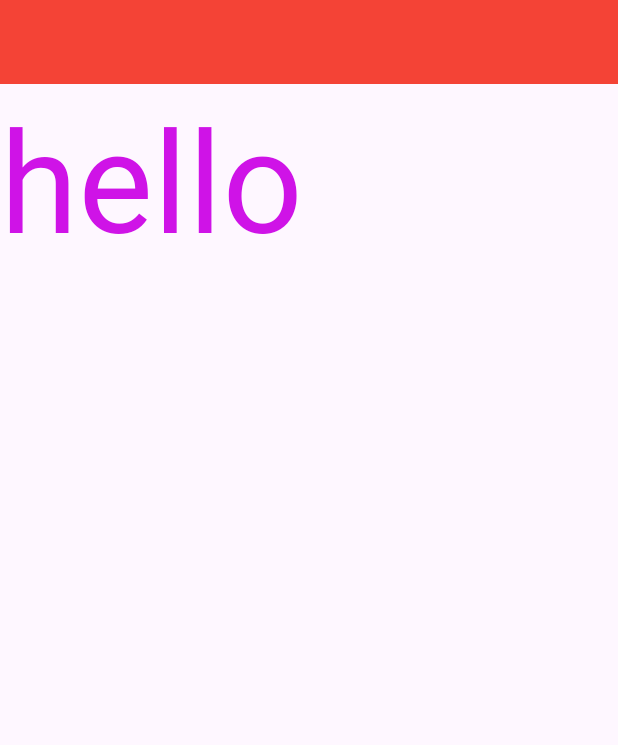
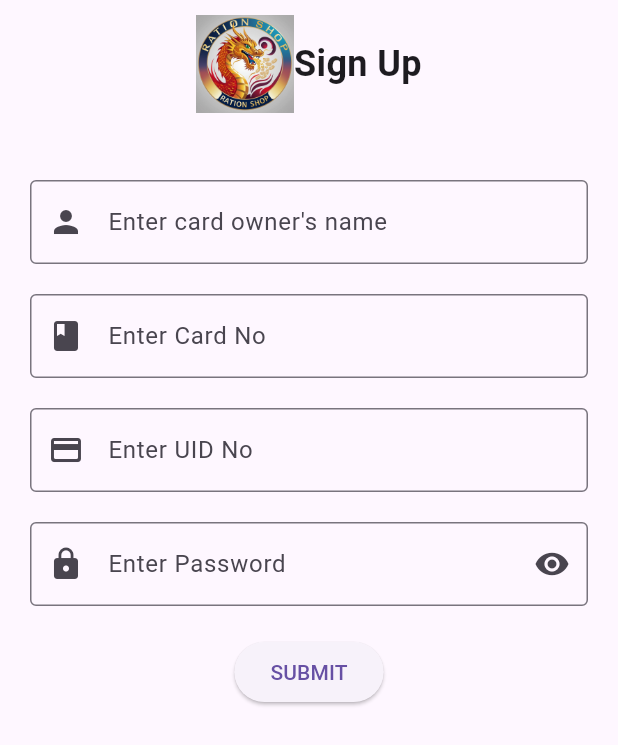
Before and after one commit to Projectmgc/erationshop, a Flutter app: the screen it shows after launch, on a phone screen of 412 x 824 dp. Shown: the top 745 px of the screen. Run offline on Flutter 3.47's test engine with Material 3 defaults, Android fonts, the phone set to English and light mode, and no system bars.

Commit message:
signup page

```diff
--- a/lib/main.dart
+++ b/lib/main.dart
@@ -1,6 +1,7 @@
 import 'package:erationshop/user/screens/login_screen.dart';
+import 'package:erationshop/user/screens/signup_screen.dart';
 import 'package:flutter/material.dart';
 
 void main() {
-  runApp(MaterialApp(home: Login_Screen()),);
+  runApp(MaterialApp(home: Signup_Screen()),);
 }
--- /dev/null
+++ b/lib/user/screens/signup_screen.dart
@@ -0,0 +1,255 @@
+// import 'package:flutter/material.dart';
+
+// class Signup_Screen extends StatefulWidget {
+//   const Signup_Screen({super.key});
+
+//   @override
+//   State<Signup_Screen> createState() => _Signup_ScreenState();
+// }
+
+// class _Signup_ScreenState extends State<Signup_Screen> {
+//   TextEditingController name_controller = TextEditingController();
+//   TextEditingController card_controller = TextEditingController();
+//   TextEditingController uid_controller = TextEditingController();
+//   TextEditingController password_controller = TextEditingController();
+//   bool passwordVisible = true;
+//   void registration()
+//   {
+
+//   }
+
+//   @override
+//   Widget build(BuildContext context) {
+//     return Scaffold(
+
+//         body: Padding(
+//           padding: const EdgeInsets.symmetric(vertical: 10, horizontal: 20),
+//           child: Column(
+//             children: [
+//               Row(
+//                 mainAxisAlignment: MainAxisAlignment.center,
+//                 children: [
+//                   Image.asset(
+//                     'asset/logo.jpg',
+//                     width: 65,
+//                     height: 65,
+//                   ),
+//                   Text('dfghj')
+//                 ],
+//               ),
+//               SizedBox(
+//                 height: 45,
+//               ),
+//               TextField(
+//                 controller: name_controller,
+//                 decoration: InputDecoration(
+//                   hintText: "Enter card owner's name",
+//                   prefixIcon: Icon(Icons.person),
+//                   border: OutlineInputBorder(),
+//                 ),
+//               ),
+//               SizedBox(
+//                 height: 20,
+//               ),
+//               TextField(
+//                 controller: card_controller,
+//                 decoration: InputDecoration(
+//                   border: OutlineInputBorder(),
+//                   hintText: 'Enter Card No',
+//                   prefixIcon: Icon(Icons.book),
+//                 ),
+//               ),
+//               SizedBox(
+//                 height: 20,
+//               ),
+//               TextField(
+//                   controller: uid_controller,
+//                   decoration: InputDecoration(
+//                     border: OutlineInputBorder(),
+//                     hintText: 'Enter UID No',
+//                     prefixIcon: Icon(Icons.credit_card_rounded),
+//                   )),
+//               SizedBox(
+//                 height: 20,
+//               ),
+//               TextField(
+//                 controller: password_controller,
+//                 obscureText: passwordVisible,
+//                 decoration: InputDecoration(
+//                     border: OutlineInputBorder(),
+//                     hintText: 'Enter Password ',
+//                     suffixIcon: IconButton(
+//                         onPressed: () {
+//                           passwordVisible = !passwordVisible;
+//                           setState(() {});
+//                         },
+//                         icon: Icon(passwordVisible
+//                             ? Icons.visibility
+//                             : Icons.visibility_off))),
+//               ),
+//               ElevatedButton(
+//                   onPressed: () {
+//                     print(name_controller.text);
+//                     print(card_controller.text);
+//                     print(uid_controller.text);
+//                     print(password_controller.text);
+//                     registration();
+//                   },
+//                   child: Text('SUBMIT'))
+//             ],
+//           ),
+//         ));
+//   }
+// }
+
+
+
+import 'package:erationshop/user/screens/login_screen.dart';
+import 'package:flutter/material.dart';
+import 'package:flutter/services.dart';
+
+class Signup_Screen extends StatefulWidget {
+  const Signup_Screen({super.key});
+
+  @override
+  State<Signup_Screen> createState() => _Signup_ScreenState();
+}
+
+class _Signup_ScreenState extends State<Signup_Screen> {
+  final _formKey = GlobalKey<FormState>();
+  TextEditingController name_controller = TextEditingController();
+  TextEditingController card_controller = TextEditingController();
+  TextEditingController uid_controller = TextEditingController();
+  TextEditingController password_controller = TextEditingController();
+  bool passwordVisible = true;
+
+  void registration() {
+    if (_formKey.currentState!.validate()) {
+      // If the form is valid, perform registration actions here
+      Navigator.push(context, MaterialPageRoute(builder: (context) {
+        return Login_Screen();
+      },));
+      print("Name: ${name_controller.text}");
+      print("Card No: ${card_controller.text}");
+      print("UID No: ${uid_controller.text}");
+      print("Password: ${password_controller.text}");
+
+    }
+  }
+
+  @override
+  Widget build(BuildContext context) {
+    return Scaffold(
+      body: Padding(
+        padding: const EdgeInsets.symmetric(vertical: 10, horizontal: 20),
+        child: Form(
+          key: _formKey,
+          child: Column(
+            children: [
+              Row(
+                mainAxisAlignment: MainAxisAlignment.center,
+                children: [
+                  Image.asset(
+                    'asset/logo.jpg',
+                    width: 65,
+                    height: 65,
+                  ),
+                  Text(
+                    'Sign Up',
+                    style: TextStyle(fontSize: 24, fontWeight: FontWeight.bold),
+                  )
+                ],
+              ),
+              SizedBox(height: 45),
+              TextFormField(
+                controller: name_controller,
+                decoration: InputDecoration(
+                  hintText: "Enter card owner's name",
+                  prefixIcon: Icon(Icons.person),
+                  border: OutlineInputBorder(),
+                ),
+                validator: (value) {
+                  if (value == null || value.isEmpty) {
+                    return "Please enter the owner's name";
+                  }
+                  return null;
+                },
+              ),
+              SizedBox(height: 20),
+              TextFormField(
+                controller: card_controller,
+                keyboardType: TextInputType.number,
+                inputFormatters: [FilteringTextInputFormatter.digitsOnly],
+                decoration: InputDecoration(
+                  hintText: 'Enter Card No',
+                  prefixIcon: Icon(Icons.book),
+                  border: OutlineInputBorder(),
+                ),
+                validator: (value) {
+                  if (value == null || value.isEmpty) {
+                    return "Please enter the card number";
+                  } else if (value.length != 10) {
+                    return "Card number must be 10 digits";
+                  }
+                  return null;
+                },
+              ),
+              SizedBox(height: 20),
+              TextFormField(
+                controller: uid_controller,
+                keyboardType: TextInputType.number,
+                inputFormatters: [FilteringTextInputFormatter.digitsOnly],
+                decoration: InputDecoration(
+                  hintText: 'Enter UID No',
+                  prefixIcon: Icon(Icons.credit_card_rounded),
+                  border: OutlineInputBorder(),
+                ),
+                validator: (value) {
+                  if (value == null || value.isEmpty) {
+                    return "Please enter the UID number";
+                  } else if (value.length != 12) {
+                    return "Card number must be 12 digits";
+                  }
+                  return null;
+                },
+              ),
+              SizedBox(height: 20),
+              TextFormField(
+                controller: password_controller,
+                obscureText: passwordVisible,
+                decoration: InputDecoration(
+                  hintText: 'Enter Password',
+                  prefixIcon: Icon(Icons.lock),
+                  border: OutlineInputBorder(),
+                  suffixIcon: IconButton(
+                    onPressed: () {
+                      setState(() {
+                        passwordVisible = !passwordVisible;
+                      });
+                    },
+                    icon: Icon(
+                      passwordVisible ? Icons.visibility : Icons.visibility_off,
+                    ),
+                  ),
+                ),
+                validator: (value) {
+                  if (value == null || value.isEmpty) {
+                    return "Please enter a password";
+                  } else if (value.length < 6) {
+                    return "Password must be at least 6 characters";
+                  }
+                  return null;
+                },
+              ),
+              SizedBox(height: 20),
+              ElevatedButton(
+                onPressed: registration,
+                child: Text('SUBMIT'),
+              ),
+            ],
+          ),
+        ),
+      ),
+    );
+  }
+}
--- a/pubspec.yaml
+++ b/pubspec.yaml
@@ -59,7 +59,9 @@ flutter:
   uses-material-design: true
 
   # To add assets to your application, add an assets section, like this:
-  # assets:
+  assets:
+    - asset/
+
   #   - images/a_dot_burr.jpeg
   #   - images/a_dot_ham.jpeg
 
```
Also changed, not shown: asset/download.jpeg (added), asset/logo.jpg (added).
